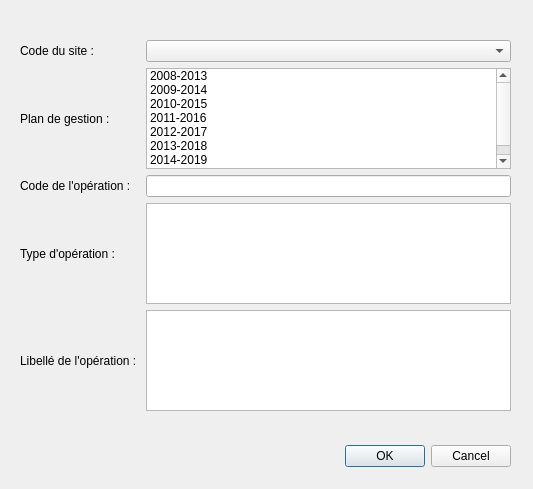
This is ui_gestprev.ui in VincentD/bdtravaux as Qt 5 draws it before an edit. The edited form follows.
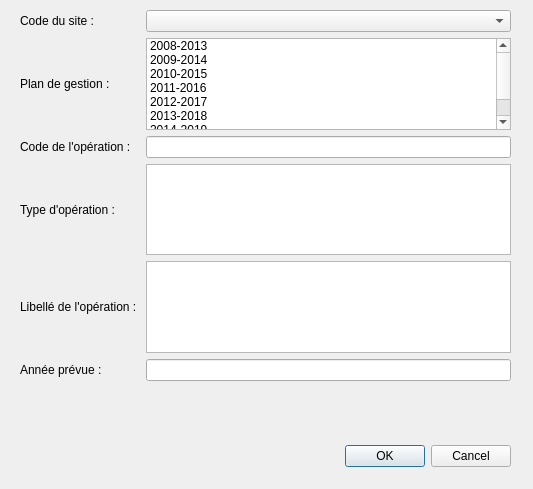
This is the edited form.

Commit message: Dernières modifs sur ui_gestprev.ui

```diff
--- a/ui_gestprev.ui
+++ b/ui_gestprev.ui
@@ -33,7 +33,7 @@
    <property name="geometry">
     <rect>
      <x>20</x>
-     <y>40</y>
+     <y>10</y>
      <width>491</width>
      <height>371</height>
     </rect>
@@ -124,12 +124,22 @@
     <item row="3" column="1">
      <widget class="QListWidget" name="prevlist_typeope"/>
     </item>
-    <item row="0" column="1">
-     <widget class="QComboBox" name="prevcombo_codesite"/>
-    </item>
     <item row="4" column="1">
      <widget class="QTextEdit" name="prevtedit_lblope"/>
     </item>
+    <item row="0" column="1">
+     <widget class="QComboBox" name="prevcombo_codesite"/>
+    </item>
+    <item row="5" column="1">
+     <widget class="QLineEdit" name="prevledit_annprev"/>
+    </item>
+    <item row="5" column="0">
+     <widget class="QLabel" name="prevlbl_annprev">
+      <property name="text">
+       <string>Année prévue :</string>
+      </property>
+     </widget>
+    </item>
    </layout>
   </widget>
  </widget>
```
